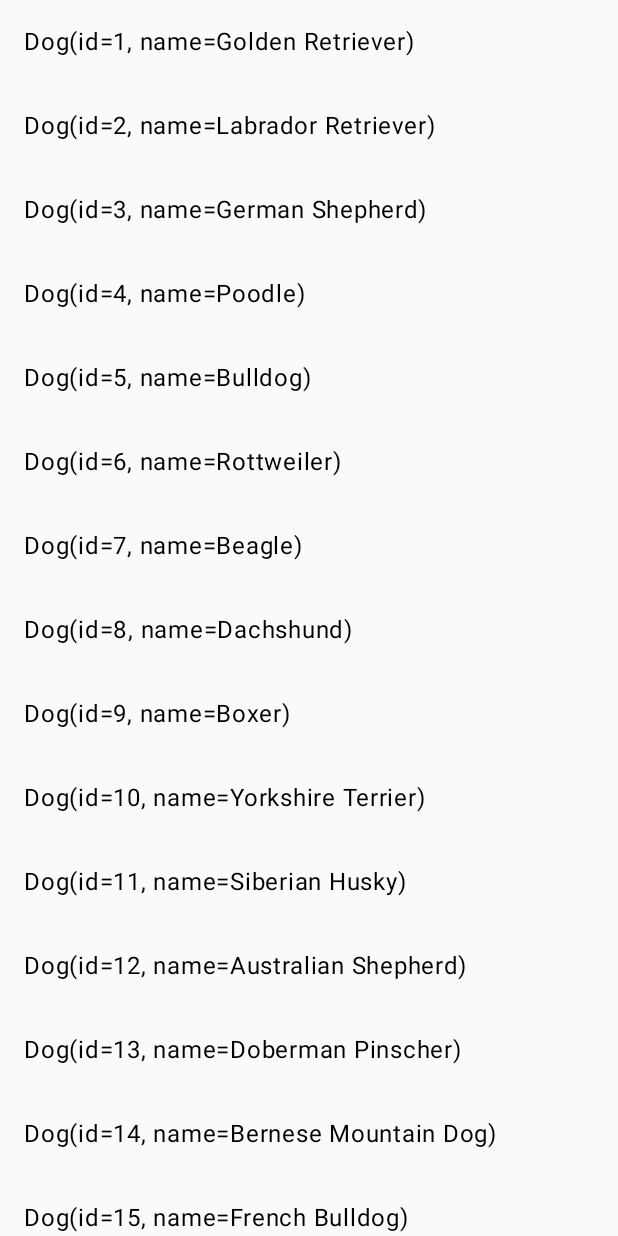
After one commit to FabianSiffert1/inventory, an Android app built with Jetpack Compose: the DogListScreen screen opened through its navigation route, on a phone screen of 412 x 824 dp. The commit adds this screen. Run offline under Robolectric (Android 15) with nearby library versions, the phone set to English and light mode, and no system bars; 1 statement that could not run was skipped.

Commit message:
✨️(feat/customNavTypes): add CustomNavType example

```diff
--- /dev/null
+++ b/app/src/main/kotlin/io/siffert/mobile/app/inventory/DogListScreen.kt
@@ -0,0 +1,51 @@
+package io.siffert.mobile.app.inventory
+
+import androidx.compose.foundation.clickable
+import androidx.compose.foundation.layout.fillMaxSize
+import androidx.compose.foundation.layout.fillMaxWidth
+import androidx.compose.foundation.layout.padding
+import androidx.compose.foundation.lazy.LazyColumn
+import androidx.compose.foundation.lazy.items
+import androidx.compose.material3.Text
+import androidx.compose.runtime.Composable
+import androidx.compose.ui.Modifier
+import androidx.compose.ui.unit.dp
+
+@Composable
+fun DogListScreen(onDogClick: (Dog, BreedSize) -> Unit){
+    LazyColumn(modifier = Modifier.fillMaxSize()) {
+            items(SAMPLE_DATA_DOGS.keys.toList()){
+                dog ->
+                Text(
+                    dog.toString(),
+                    modifier = Modifier.fillMaxWidth().clickable {
+                        onDogClick(dog, SAMPLE_DATA_DOGS[dog]!!)
+                    }.padding(16.dp)
+                )
+            }
+    }
+}
+
+
+val SAMPLE_DATA_DOGS = mapOf(
+    Dog(1, "Golden Retriever") to BreedSize.LARGE,
+    Dog(2, "Labrador Retriever") to BreedSize.LARGE,
+    Dog(3, "German Shepherd") to BreedSize.LARGE,
+    Dog(4, "Poodle") to BreedSize.MEDIUM,
+    Dog(5, "Bulldog") to BreedSize.MEDIUM,
+    Dog(6, "Rottweiler") to BreedSize.LARGE,
+    Dog(7, "Beagle") to BreedSize.SMALL,
+    Dog(8, "Dachshund") to BreedSize.SMALL,
+    Dog(9, "Boxer") to BreedSize.LARGE,
+    Dog(10, "Yorkshire Terrier") to BreedSize.SMALL,
+    Dog(11, "Siberian Husky") to BreedSize.LARGE,
+    Dog(12, "Australian Shepherd") to BreedSize.MEDIUM,
+    Dog(13, "Doberman Pinscher") to BreedSize.LARGE,
+    Dog(14, "Bernese Mountain Dog") to BreedSize.LARGE,
+    Dog(15, "French Bulldog") to BreedSize.SMALL,
+    Dog(16, "Golden Doodle") to BreedSize.MEDIUM,
+    Dog(17, "Pomeranian") to BreedSize.SMALL,
+    Dog(18, "Shih Tzu") to BreedSize.SMALL,
+    Dog(19, "Great Dane") to BreedSize.LARGE,
+    Dog(20, "Border Collie") to BreedSize.MEDIUM,
+)
--- a/app/src/main/kotlin/io/siffert/mobile/app/inventory/MainActivity.kt
+++ b/app/src/main/kotlin/io/siffert/mobile/app/inventory/MainActivity.kt
@@ -11,6 +11,7 @@ import androidx.compose.material3.Button
 import androidx.compose.material3.Text
 import androidx.compose.ui.Alignment
 import androidx.compose.ui.Modifier
+import androidx.navigation.NavType
 import androidx.navigation.compose.NavHost
 import androidx.navigation.compose.composable
 import androidx.navigation.compose.rememberNavController
@@ -18,6 +19,7 @@ import androidx.navigation.toRoute
 import io.siffert.mobile.app.inventory.ui.AppLayout
 import io.siffert.mobile.app.inventory.ui.ScreenB
 import theme.InventoryTheme
+import kotlin.reflect.typeOf
 
 class MainActivity : ComponentActivity() {
   override fun onCreate(savedInstanceState: Bundle?) {
@@ -40,6 +42,20 @@ class MainActivity : ComponentActivity() {
                   }) { Text("Go to screen B") }
                 }
           }
+            composable<DogListRoute> {
+                DogListScreen(onDogClick = {
+                    dog, breedSize ->
+                    navController.navigate(DogDetailRoute(dog = dog, breedSize = breedSize))
+                })
+            }
+            composable<DogDetailRoute>(typeMap = mapOf(
+                typeOf<Dog>() to CustomNavType.DogType,
+                typeOf<BreedSize>() to NavType.EnumType(BreedSize::class.java)
+            ))
+            {
+                val args = it.toRoute<DogDetailRoute>()
+                DogDetailScreen(dog = args.dog, breedSize = args.breedSize)
+            }
             composable<ScreenB> {
                 val args = it.toRoute<ScreenB>()
                 Column(
@@ -47,6 +63,9 @@ class MainActivity : ComponentActivity() {
                     verticalArrangement = Arrangement.Center,
                     horizontalAlignment = Alignment.CenterHorizontally) {
                     Text("${args.name}, ${args.age} years old")
+                    Button(onClick = {
+                        navController.navigate(DogListRoute)
+                    }) { Text("Go to screen Dog") }
                 }
             }
         }
--- /dev/null
+++ b/app/src/main/kotlin/io/siffert/mobile/app/inventory/NavType.kt
@@ -0,0 +1,24 @@
+package io.siffert.mobile.app.inventory
+
+import kotlinx.serialization.Serializable
+
+@Serializable
+data class Dog(
+    val id :Int,
+    val name: String,
+)
+
+enum class BreedSize {
+    SMALL,
+    MEDIUM,
+    LARGE
+}
+
+@Serializable
+data object DogListRoute
+
+@Serializable
+data class DogDetailRoute(
+    val dog: Dog,
+    val breedSize: BreedSize,
+)
--- a/gradle/libs.versions.toml
+++ b/gradle/libs.versions.toml
@@ -15,7 +15,7 @@ appcompat = "1.7.0"
 material = "1.12.0"
 foundationAndroid = "1.7.8"
 material3Android = "1.3.1"
-composeNavigation = "2.8.9"
+navigationCompose = "2.8.9"
 serialization = "1.8.0"
 
 [libraries]
@@ -41,7 +41,7 @@ androidx-foundation-android = { group = "androidx.compose.foundation", name = "f
 androidx-material3-android = { group = "androidx.compose.material3", name = "material3-android", version.ref = "material3Android" }
 
 #navigation
-navigation-compose = { module = "androidx.navigation:navigation-compose", version.ref = "composeNavigation" }
+navigation-compose = { module = "androidx.navigation:navigation-compose", version.ref = "navigationCompose" }
 kotlinx-serialization-json = { module = "org.jetbrains.kotlinx:kotlinx-serialization-json", version.ref = "serialization"}
 
 [plugins]
```
Also changed, not shown: app/src/main/kotlin/io/siffert/mobile/app/inventory/CustomNavType.kt (added, +27 -0 lines), app/src/main/kotlin/io/siffert/mobile/app/inventory/DogDetailScreen.kt (added, +18 -0 lines).
